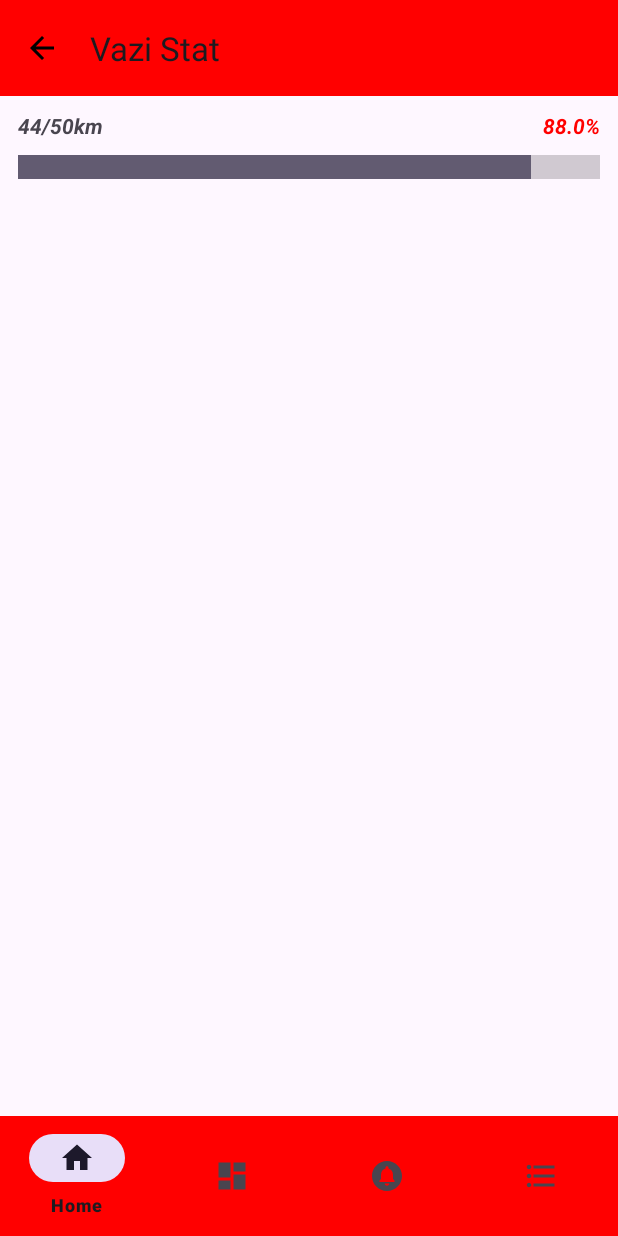
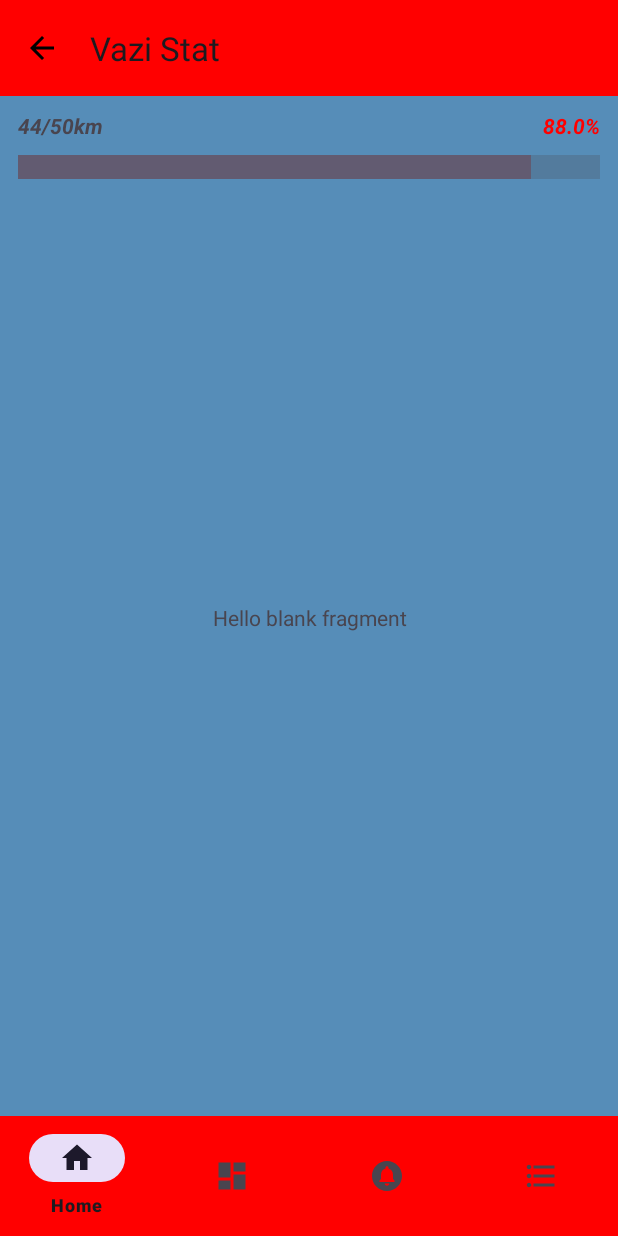
Before and after one commit to vaziman/VaziStat, an Android app: the screen it shows after launch (MainActivity), on a phone screen of 412 x 824 dp. Run offline under Robolectric (Android 15) with nearby library versions, the phone set to English and light mode, and no system bars; our stand-ins replace navigation-ui.

Commit message:
rebiuld logic of fragment transactions

```diff
--- a/app/src/main/java/com/example/myapplication/MainActivity.kt
+++ b/app/src/main/java/com/example/myapplication/MainActivity.kt
@@ -10,11 +10,13 @@ import android.view.View
 import androidx.activity.result.ActivityResultLauncher
 import androidx.activity.result.contract.ActivityResultContracts
 import androidx.appcompat.widget.Toolbar
+import androidx.fragment.app.Fragment
 import androidx.navigation.findNavController
 import androidx.navigation.ui.setupActionBarWithNavController
 import com.example.myapplication.constance.Constance
 
 import com.example.myapplication.databinding.ActivityMainBinding
+import com.example.myapplication.fragments.HomeFragment
 import com.example.myapplication.fragments.ListMoreFragment
 import com.google.android.material.bottomnavigation.BottomNavigationView
 
@@ -36,20 +38,31 @@ class MainActivity : AppCompatActivity() {
         setSupportActionBar(toolbar)  // activation return button of toolbar
         // setSupportActionBar(findViewById(R.id.toolbarMain))
 
-        val bottomNavigationMenu = findViewById<BottomNavigationView>(R.id.bottomNavMenu)
-        bottomNavigationMenu.setOnItemSelectedListener { item ->
-            when (item.itemId) {  // set listener on button in bottomMenu
-                R.id.navigation_list -> {
-                    supportFragmentManager
-                        .beginTransaction()
-                        .replace(R.id.CLMain, ListMoreFragment.newInstance()).commit() //open fragment
+        replaceFragment(HomeFragment())
 
-                    true
-                }
+        bindingClass.bottomNavMenu.setOnItemSelectedListener {
+            when(it.itemId){
+                R.id.navigation_home -> replaceFragment(HomeFragment())
+                R.id.navigation_list -> replaceFragment(ListMoreFragment())
+                else -> {}
+            }
+            true
+        }
 
-                else -> false
-            }
-        }
+//        val bottomNavigationMenu = findViewById<BottomNavigationView>(R.id.bottomNavMenu)
+//        bottomNavigationMenu.setOnItemSelectedListener { item ->
+//            when (item.itemId) {  // set listener on button in bottomMenu
+//                R.id.navigation_list -> {
+//                    supportFragmentManager
+//                        .beginTransaction()
+//                        .replace(R.id.CLMain, ListMoreFragment.newInstance()).commit() //open fragment
+//
+//                    true
+//                }
+//
+//                else -> false
+//            }
+//        }
         var progressBarRunning = bindingClass.progressBarRunning
         progressBarRunning.max = 50
         var currentProgress = 44
@@ -61,5 +74,12 @@ class MainActivity : AppCompatActivity() {
         bindingClass.tvCountOfKmPercent.text = "${"%.1f".format(percentOfKm)}%"
     }
 
+    private fun replaceFragment(fragment : Fragment){
+        val fragmentManager = supportFragmentManager
+        val fragmentTransaction = fragmentManager.beginTransaction()
+        fragmentTransaction.replace(R.id.main_frame_layout, fragment)
+        fragmentTransaction.commit()
+    }
+
 
 }
--- /dev/null
+++ b/app/src/main/java/com/example/myapplication/fragments/HomeFragment.kt
@@ -0,0 +1,36 @@
+package com.example.myapplication.fragments
+
+import android.os.Bundle
+import androidx.fragment.app.Fragment
+import android.view.LayoutInflater
+import android.view.View
+import android.view.ViewGroup
+import com.example.myapplication.R
+
+// TODO: Rename parameter arguments, choose names that match
+// the fragment initialization parameters, e.g. ARG_ITEM_NUMBER
+private const val ARG_PARAM1 = "param1"
+private const val ARG_PARAM2 = "param2"
+
+class HomeFragment : Fragment() {
+    // TODO: Rename and change types of parameters
+    private var param1: String? = null
+    private var param2: String? = null
+
+    override fun onCreate(savedInstanceState: Bundle?) {
+        super.onCreate(savedInstanceState)
+        arguments?.let {
+            param1 = it.getString(ARG_PARAM1)
+            param2 = it.getString(ARG_PARAM2)
+        }
+    }
+
+    override fun onCreateView(
+        inflater: LayoutInflater, container: ViewGroup?,
+        savedInstanceState: Bundle?
+    ): View? {
+        // Inflate the layout for this fragment
+        return inflater.inflate(R.layout.fragment_home, container, false)
+    }
+
+}
--- a/app/src/main/res/layout/activity_main.xml
+++ b/app/src/main/res/layout/activity_main.xml
@@ -9,7 +9,16 @@
         android:orientation="vertical"
         tools:context=".MainActivity"
 >
-
+        <FrameLayout
+                android:id="@+id/main_frame_layout"
+                android:layout_width="match_parent"
+                     android:layout_height="match_parent"
+                app:layout_constraintTop_toTopOf="parent"
+                app:layout_constraintStart_toStartOf="parent"
+                app:layout_constraintEnd_toEndOf="parent"
+                app:layout_constraintBottom_toTopOf="@+id/bottomNavMenu"
+        >
+        </FrameLayout>
 
 
 
@@ -20,12 +29,21 @@
                 layout="@layout/toolbar_main"
                 android:id="@+id/toolbarMain"/>
 
-        <include
-                layout="@layout/bottom_nav_menu"
+
+        <com.google.android.material.bottomnavigation.BottomNavigationView
                 android:id="@+id/bottomNavMenu"
+                android:layout_width="0dp"
+                android:layout_height="wrap_content"
+                android:background="@color/orange"
+                android:layout_gravity="bottom"
                 app:layout_constraintBottom_toBottomOf="parent"
+                style="@style/ThemeOverlay.AppCompat.Dark"
+                app:menu="@menu/bottom_menu"
                 app:layout_constraintStart_toStartOf="parent"
-                app:layout_constraintEnd_toEndOf="parent"/>
+                app:layout_constraintEnd_toEndOf="parent">
+        </com.google.android.material.bottomnavigation.BottomNavigationView>
+
+
         <TextView
                 android:id="@+id/tvCountOfKM"
                 android:layout_width="wrap_content"
@@ -37,6 +55,8 @@
                 android:layout_marginStart="12dp"
                 android:layout_marginTop="10dp"
         />
+
+
         <TextView
                 android:id="@+id/tvCountOfKmPercent"
                 android:layout_width="wrap_content"
@@ -50,6 +70,7 @@
                 android:textColor="@color/orange"
                 android:layout_marginEnd="12dp"
         />
+
 
         <ProgressBar
                 android:id="@+id/progress_bar_running"
--- /dev/null
+++ b/app/src/main/res/layout/fragment_home.xml
@@ -0,0 +1,18 @@
+<?xml version="1.0" encoding="utf-8"?>
+<FrameLayout xmlns:android="http://schemas.android.com/apk/res/android"
+             xmlns:tools="http://schemas.android.com/tools"
+             android:layout_width="match_parent"
+             android:layout_height="match_parent"
+             tools:context=".fragments.HomeFragment">
+
+    <!-- TODO: Update blank fragment layout -->
+    <TextView
+            android:layout_width="match_parent"
+            android:layout_height="match_parent"
+            android:text="@string/hello_blank_fragment"
+    android:gravity="center"
+    android:background="#568DB8"/>
+
+
+
+</FrameLayout>
--- a/app/src/main/res/layout/fragment_list_more.xml
+++ b/app/src/main/res/layout/fragment_list_more.xml
@@ -7,6 +7,12 @@
         android:layout_height="match_parent"
         xmlns:app="http://schemas.android.com/apk/res-auto"
         tools:context=".fragments.ListMoreFragment">
+
+    <FrameLayout
+            android:id="@+id/frag_list_more_frameLayout"
+            android:layout_width="match_parent"
+            android:layout_height="match_parent"
+    />
 
     <include app:layout_constraintTop_toTopOf="parent"
              app:layout_constraintStart_toStartOf="parent"
```
Lines whose indentation alone changed are shown as unchanged.
